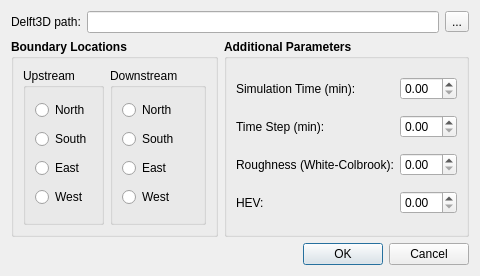
Above: MoRPHED_GUI/dialog_delftparams.ui from morphed/MoRPHED before the change. Below: the same form after it.
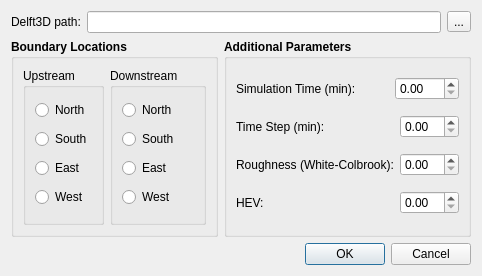
That is the form after the change.

The edit to the form file:
```diff
--- a/MoRPHED_GUI/dialog_delftparams.ui
+++ b/MoRPHED_GUI/dialog_delftparams.ui
@@ -212,6 +212,9 @@
               <bold>false</bold>
              </font>
             </property>
+            <property name="maximum">
+             <double>999.990000000000009</double>
+            </property>
            </widget>
           </item>
          </layout>
@@ -245,7 +248,13 @@
            </spacer>
           </item>
           <item>
-           <widget class="QDoubleSpinBox" name="doubleSpinBox">
+           <widget class="QDoubleSpinBox" name="dblSpin_timeStep">
+            <property name="minimumSize">
+             <size>
+              <width>59</width>
+              <height>0</height>
+             </size>
+            </property>
             <property name="font">
              <font>
               <weight>50</weight>
@@ -285,7 +294,13 @@
            </spacer>
           </item>
           <item>
-           <widget class="QDoubleSpinBox" name="doubleSpinBox_3">
+           <widget class="QDoubleSpinBox" name="dblSpin_rough">
+            <property name="minimumSize">
+             <size>
+              <width>59</width>
+              <height>0</height>
+             </size>
+            </property>
             <property name="font">
              <font>
               <weight>50</weight>
@@ -325,7 +340,13 @@
            </spacer>
           </item>
           <item>
-           <widget class="QDoubleSpinBox" name="doubleSpinBox_4">
+           <widget class="QDoubleSpinBox" name="dblSpin_hev">
+            <property name="minimumSize">
+             <size>
+              <width>59</width>
+              <height>0</height>
+             </size>
+            </property>
             <property name="font">
              <font>
               <weight>50</weight>
```
Left out of the diff: 6 changed lines with no effect on the pictures.
